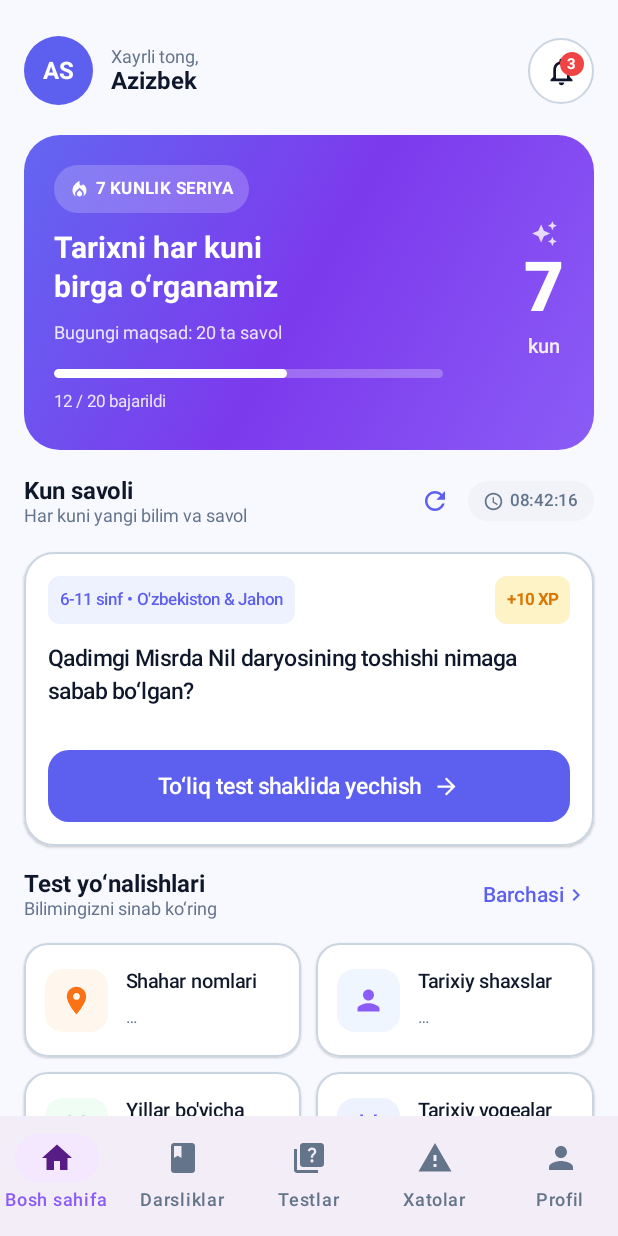
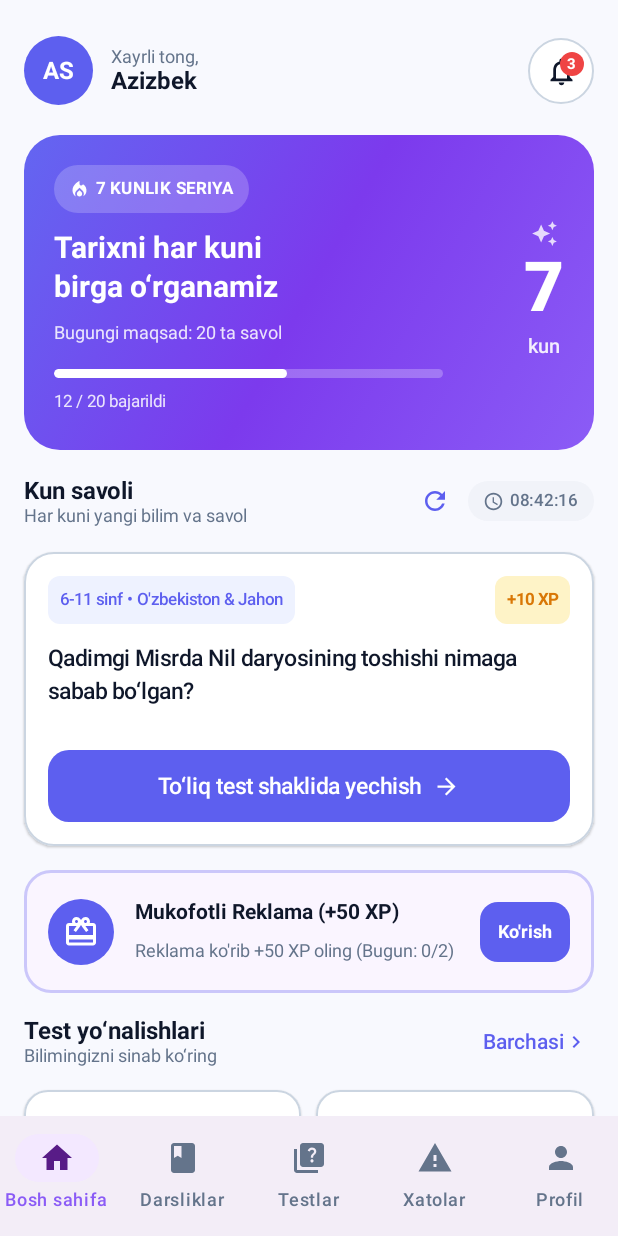
Before and after one commit to Mrxforte/TarixUstoz, an Android app built with Jetpack Compose: the screen it shows after launch (MainActivity), on a phone screen of 412 x 824 dp. Run offline under Robolectric (Android 15) with nearby library versions, the phone set to English and light mode, and no system bars; our stand-ins replace AdMob, Dagger/Hilt's generated code, Room's generated code; pictures from the network do not load; 1 statement that could not run was skipped.

Commit message:
Add AdMob Banner ads for tests and Rewarded video ads with 2/day limit

```diff
--- a/app/build.gradle.kts
+++ b/app/build.gradle.kts
@@ -136,6 +136,9 @@ dependencies {
     implementation("com.squareup.retrofit2:converter-gson:2.11.0")
     implementation("com.google.code.gson:gson:2.11.0")
 
+    // Google Mobile Ads (AdMob)
+    implementation("com.google.android.gms:play-services-ads:23.6.0")
+
     // WorkManager
     implementation("androidx.work:work-runtime-ktx:2.9.1")
     implementation("androidx.hilt:hilt-work:1.2.0")
--- a/app/src/main/AndroidManifest.xml
+++ b/app/src/main/AndroidManifest.xml
@@ -16,6 +16,10 @@
         android:supportsRtl="true"
         android:theme="@style/Theme.TarixUstoz"
         android:usesCleartextTraffic="false">
+        <meta-data
+            android:name="com.google.android.gms.ads.APPLICATION_ID"
+            android:value="ca-app-pub-3940256099942544~3347511713"/>
+
         <activity
             android:name=".MainActivity"
             android:exported="true"
--- a/app/src/main/java/com/tarixustoz/app/TarixUstozApp.kt
+++ b/app/src/main/java/com/tarixustoz/app/TarixUstozApp.kt
@@ -3,6 +3,7 @@ package com.tarixustoz.app
 import android.app.Application
 import androidx.hilt.work.HiltWorkerFactory
 import androidx.work.Configuration
+import com.tarixustoz.app.ads.AdMobManager
 import dagger.hilt.android.HiltAndroidApp
 import javax.inject.Inject
 
@@ -16,4 +17,9 @@ class TarixUstozApp : Application(), Configuration.Provider {
         get() = Configuration.Builder()
             .setWorkerFactory(workerFactory)
             .build()
+
+    override fun onCreate() {
+        super.onCreate()
+        AdMobManager.initAdMob(this)
+    }
 }
--- /dev/null
+++ b/app/src/main/java/com/tarixustoz/app/ads/AdMobManager.kt
@@ -0,0 +1,92 @@
+package com.tarixustoz.app.ads
+
+import android.app.Activity
+import android.content.Context
+import android.util.Log
+import android.widget.Toast
+import androidx.compose.foundation.layout.fillMaxWidth
+import androidx.compose.foundation.layout.padding
+import androidx.compose.runtime.Composable
+import androidx.compose.ui.Modifier
+import androidx.compose.ui.unit.dp
+import androidx.compose.ui.viewinterop.AndroidView
+import com.google.android.gms.ads.AdRequest
+import com.google.android.gms.ads.AdSize
+import com.google.android.gms.ads.AdView
+import com.google.android.gms.ads.LoadAdError
+import com.google.android.gms.ads.MobileAds
+import com.google.android.gms.ads.rewarded.RewardedAd
+import com.google.android.gms.ads.rewarded.RewardedAdLoadCallback
+
+object AdMobManager {
+
+    private const val TAG = "AdMobManager"
+
+    // Test Ad Unit IDs provided by Google AdMob
+    const val TEST_BANNER_AD_UNIT_ID = "ca-app-pub-3940256099942544/6300978111"
+    const val TEST_REWARDED_AD_UNIT_ID = "ca-app-pub-3940256099942544/5224354917"
+
+    fun initAdMob(context: Context) {
+        try {
+            MobileAds.initialize(context) { initializationStatus ->
+                Log.d(TAG, "AdMob Initialized: ${initializationStatus.adapterStatusMap}")
+            }
+        } catch (e: Exception) {
+            Log.e(TAG, "Failed to initialize AdMob", e)
+        }
+    }
+
+    /**
+     * Small Banner Ad view placed at the bottom of Quiz/Test screen.
+     */
+    @Composable
+    fun BannerAdView(
+        modifier: Modifier = Modifier,
+        adUnitId: String = TEST_BANNER_AD_UNIT_ID
+    ) {
+        AndroidView(
+            modifier = modifier
+                .fillMaxWidth()
+                .padding(vertical = 4.dp),
+            factory = { context ->
+                AdView(context).apply {
+                    setAdSize(AdSize.BANNER)
+                    setAdUnitId(adUnitId)
+                    loadAd(AdRequest.Builder().build())
+                }
+            }
+        )
+    }
+
+    /**
+     * Loads and shows a Rewarded Video Ad.
+     */
+    fun showRewardedAd(
+        activity: Activity,
+        adUnitId: String = TEST_REWARDED_AD_UNIT_ID,
+        onRewardEarned: () -> Unit,
+        onAdFailedToLoad: (() -> Unit)? = null
+    ) {
+        val adRequest = AdRequest.Builder().build()
+        RewardedAd.load(
+            activity,
+            adUnitId,
+            adRequest,
+            object : RewardedAdLoadCallback() {
+                override fun onAdLoaded(rewardedAd: RewardedAd) {
+                    Log.d(TAG, "Rewarded ad loaded successfully.")
+                    rewardedAd.show(activity) { rewardItem ->
+                        Log.d(TAG, "User earned reward: ${rewardItem.amount} ${rewardItem.type}")
+                        onRewardEarned()
+                    }
+                }
+
+                override fun onAdFailedToLoad(loadAdError: LoadAdError) {
+                    Log.e(TAG, "Rewarded ad failed to load: ${loadAdError.message}")
+                    Toast.makeText(activity, "Reklama yuklanmadi. Qayta urinib ko'ring.", Toast.LENGTH_SHORT).show()
+                    onAdFailedToLoad?.invoke()
+                }
+            }
+        )
+    }
+}
--- a/app/src/main/java/com/tarixustoz/app/data/repository/UserPreferencesRepository.kt
+++ b/app/src/main/java/com/tarixustoz/app/data/repository/UserPreferencesRepository.kt
@@ -21,6 +21,9 @@ import kotlinx.serialization.Serializable
 import kotlinx.serialization.encodeToString
 import kotlinx.serialization.decodeFromString
 import kotlinx.serialization.json.Json
+import java.text.SimpleDateFormat
+import java.util.Date
+import java.util.Locale
 import javax.inject.Inject
 import javax.inject.Singleton
 
@@ -69,6 +72,8 @@ class UserPreferencesRepository @Inject constructor(
         private val ACTIVE_QUIZ_ROUTE = stringPreferencesKey("active_quiz_route")
         private val ACTIVE_QUIZ_TITLE = stringPreferencesKey("active_quiz_title")
         private val ACTIVE_QUIZ_JSON = stringPreferencesKey("active_quiz_json")
+        private val REWARDED_AD_DATE = stringPreferencesKey("rewarded_ad_date")
+        private val REWARDED_AD_COUNT = intPreferencesKey("rewarded_ad_count")
     }
 
     val themeMode: Flow<ThemeMode> = dataStore.data.map { prefs ->
@@ -276,4 +281,29 @@ class UserPreferencesRepository @Inject constructor(
             it.remove(ACTIVE_QUIZ_TITLE)
         }
     }
+
+    val rewardedAdCountToday: Flow<Int> = dataStore.data.map { prefs ->
+        val today = SimpleDateFormat("yyyy-MM-dd", Locale.US).format(Date())
+        val savedDate = prefs[REWARDED_AD_DATE] ?: ""
+        if (savedDate == today) prefs[REWARDED_AD_COUNT] ?: 0 else 0
+    }
+
+    val canShowRewardedAdToday: Flow<Boolean> = rewardedAdCountToday.map { it < 2 }
+
+    suspend fun incrementRewardedAdCount(): Boolean {
+        val today = SimpleDateFormat("yyyy-MM-dd", Locale.US).format(Date())
+        var allowed = false
+        dataStore.edit { prefs ->
+            val savedDate = prefs[REWARDED_AD_DATE] ?: ""
+            val currentCount = if (savedDate == today) prefs[REWARDED_AD_COUNT] ?: 0 else 0
+            if (currentCount < 2) {
+                prefs[REWARDED_AD_DATE] = today
+                prefs[REWARDED_AD_COUNT] = currentCount + 1
+                allowed = true
+            } else {
+                allowed = false
+            }
+        }
+        return allowed
+    }
 }
--- a/app/src/main/java/com/tarixustoz/app/presentation/home/HomeScreen.kt
+++ b/app/src/main/java/com/tarixustoz/app/presentation/home/HomeScreen.kt
@@ -1,5 +1,7 @@
 package com.tarixustoz.app.presentation.home
 
+import android.app.Activity
+import android.widget.Toast
 import androidx.compose.foundation.BorderStroke
 import androidx.compose.foundation.background
 import androidx.compose.foundation.clickable
@@ -21,11 +23,13 @@ import androidx.compose.ui.draw.clip
 import androidx.compose.ui.graphics.Brush
 import androidx.compose.ui.graphics.Color
 import androidx.compose.ui.graphics.vector.ImageVector
+import androidx.compose.ui.platform.LocalContext
 import androidx.compose.ui.platform.testTag
 import androidx.compose.ui.text.font.FontWeight
 import androidx.compose.ui.unit.dp
 import androidx.compose.ui.unit.sp
 import androidx.hilt.navigation.compose.hiltViewModel
+import com.tarixustoz.app.ads.AdMobManager
 import com.tarixustoz.app.presentation.theme.*
 
 private fun iconForCategory(iconType: String): ImageVector = when (iconType) {
@@ -591,6 +595,87 @@ fun HomeScreen(
                 }
             }
 
+            // 3.5. Rewarded Ad Banner Card (Kuniga 2 marta max)
+            item {
+                val context = LocalContext.current
+                val activity = context as? Activity
+                Surface(
+                    shape = RoundedCornerShape(18.dp),
+                    color = Color(0xFFFAF5FF),
+                    border = BorderStroke(1.5.dp, BrandPurple.copy(alpha = 0.3f)),
+                    modifier = Modifier.fillMaxWidth()
+                ) {
+                    Row(
+                        modifier = Modifier.padding(16.dp),
+                        verticalAlignment = Alignment.CenterVertically
+                    ) {
+                        Surface(
+                            shape = CircleShape,
+                            color = BrandPurple,
+                            modifier = Modifier.size(44.dp)
+                        ) {
+                            Box(contentAlignment = Alignment.Center) {
+                                Icon(
+                                    Icons.Filled.CardGiftcard,
+                                    contentDescription = null,
+                                    tint = Color.White,
+                                    modifier = Modifier.size(24.dp)
+                                )
+                            }
+                        }
+                        Spacer(Modifier.width(14.dp))
+                        Column(modifier = Modifier.weight(1f)) {
+                            Text(
+                                text = "Mukofotli Reklama (+50 XP)",
+                                fontWeight = FontWeight.Bold,
+                                fontSize = 14.sp,
+                                color = MaterialTheme.colorScheme.onSurface
+                            )
+                            Spacer(Modifier.height(2.dp))
+                            Text(
+                                text = "Reklama ko'rib +50 XP oling (Bugun: ${uiState.rewardedAdCountToday}/2)",
+                                fontSize = 12.sp,
+                                color = MaterialTheme.colorScheme.onSurfaceVariant
+                            )
+                        }
+                        Spacer(Modifier.width(8.dp))
+                        Button(
+                            onClick = {
+                                if (uiState.canShowRewardedAd) {
+                                    if (activity != null) {
+                                        AdMobManager.showRewardedAd(
+                                            activity = activity,
+                                            onRewardEarned = {
+                                                viewModel.claimAdReward(
+                                                    onSuccess = {
+                                                        Toast.makeText(context, "Tabriklaymiz! +50 XP berildi! 🎉", Toast.LENGTH_SHORT).show()
+                                                    },
+                                                    onLimitReached = {
+                                                        Toast.makeText(context, "Siz bugungi 2 ta mukofotli reklamadan foydalanib bo'ldingiz!", Toast.LENGTH_LONG).show()
+                                                    }
+                                                )
+                                            }
+                                        )
+                                    }
+                                } else {
+                                    Toast.makeText(context, "Bugungi 2 ta mukofotli reklama ko'rib bo'lingan (2/2). Ertaga yana keling!", Toast.LENGTH_LONG).show()
+                                }
+                            },
+                            enabled = uiState.canShowRewardedAd,
+                            colors = ButtonDefaults.buttonColors(containerColor = BrandPurple),
+                            shape = RoundedCornerShape(12.dp),
+                            contentPadding = PaddingValues(horizontal = 12.dp, vertical = 6.dp)
+                        ) {
+                            Text(
+                                text = if (uiState.canShowRewardedAd) "Ko'rish" else "2/2 Bajarildi",
+                                fontSize = 12.sp,
+                                fontWeight = FontWeight.Bold
+                            )
+                        }
+                    }
+                }
+            }
+
             // 4. Test yo'nalishlari Section Header
             item {
                 Row(
--- a/app/src/main/java/com/tarixustoz/app/presentation/home/HomeViewModel.kt
+++ b/app/src/main/java/com/tarixustoz/app/presentation/home/HomeViewModel.kt
@@ -58,6 +58,8 @@ data class HomeUiState(
     val dailyTimeRemaining: String = "08:42:16",
     val mistakesCount: Int = 11,
     val unreadNotifications: Int = 3,
+    val rewardedAdCountToday: Int = 0,
+    val canShowRewardedAd: Boolean = true,
     val categories: List<HomeCategoryItem> = listOf(
         HomeCategoryItem("shahar_nomlari", "Shahar nomlari", "…", "location", 0, "CITY"),
         HomeCategoryItem("tarixiy_shaxslar", "Tarixiy shaxslar", "…", "person", 0, "PERSON"),
@@ -147,6 +149,29 @@ class HomeViewModel @Inject constructor(
                 }
             }
         }
+
+        viewModelScope.launch {
+            preferences.rewardedAdCountToday.collect { count ->
+                _uiState.update { current ->
+                    current.copy(
+                        rewardedAdCountToday = count,
+                        canShowRewardedAd = count < 2
+                    )
+                }
+            }
+        }
+    }
+
+    fun claimAdReward(onSuccess: () -> Unit, onLimitReached: () -> Unit) {
+        viewModelScope.launch {
+            val allowed = preferences.incrementRewardedAdCount()
+            if (allowed) {
+                preferences.addXp(50)
+                onSuccess()
+            } else {
+                onLimitReached()
+            }
+        }
     }
 
     fun loadNextDailyQuestion() {        viewModelScope.launch {
```
Also changed, not shown: app/src/main/java/com/tarixustoz/app/presentation/quiz/QuizScreen.kt (+9 -0 lines).
